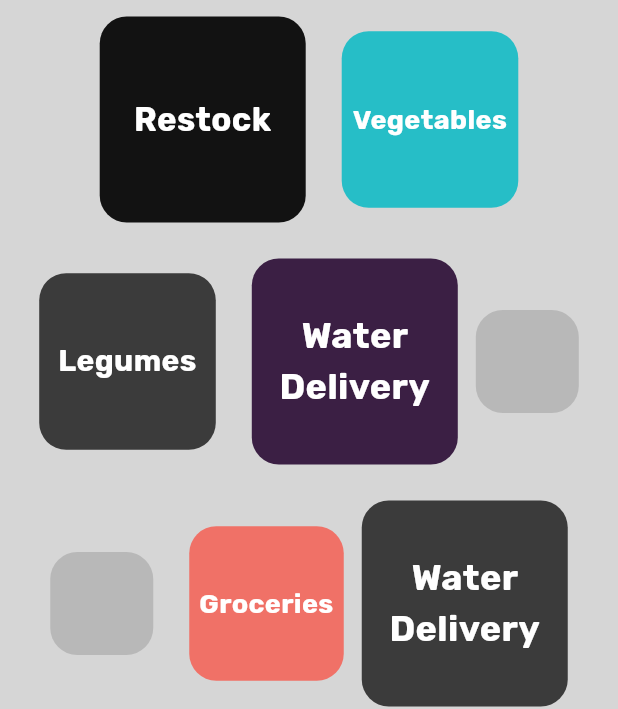
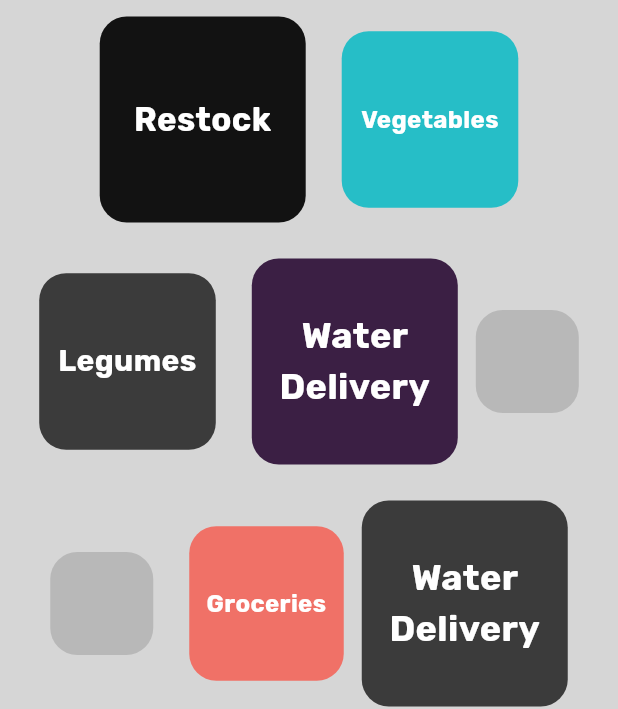
Before and after one commit to not-diba/kimu_foods, a Flutter app: the screen it shows after launch, item 2 of the bottom bar chosen, on a phone screen of 412 x 824 dp. Shown: the part 329-1038 px from the top of the screen. Run offline on Flutter 3.47's test engine with Material 2 defaults, Android fonts, the phone set to English and light mode, and no system bars; our stand-ins replace google_fonts, line_icons; network calls fail.

Commit message:
products page

```diff
--- a/lib/screens/products.dart
+++ b/lib/screens/products.dart
@@ -15,7 +15,7 @@ class _ProductsState extends State<Products> {
     final screenHeight = MediaQuery.of(context).size.height;
     final screenWidth = MediaQuery.of(context).size.width;
     return Padding(
-      padding: EdgeInsets.all(16),
+      padding: const EdgeInsets.all(16),
       child: SingleChildScrollView(
         scrollDirection: Axis.vertical,
         child: Column(
@@ -32,7 +32,7 @@ class _ProductsState extends State<Products> {
               ),
             ),
             Padding(
-              padding: EdgeInsets.only(top: 16),
+              padding: const EdgeInsets.only(top: 16),
               child: Column(
                 children: [
                   Row(
@@ -47,7 +47,7 @@ class _ProductsState extends State<Products> {
                         width: screenWidth / 6,
                         height: screenHeight / 12,
                       ),
-                      SizedBox(width: 24),
+                      const SizedBox(width: 24),
                       Container(
                         decoration: BoxDecoration(
                           borderRadius: BorderRadius.circular(18),
@@ -56,6 +56,8 @@ class _ProductsState extends State<Products> {
                         width: screenWidth / 3,
                         height: screenHeight / 6,
                         child: Center(
+                          child: Padding(
+                            padding: const EdgeInsets.all(8),
                             child: Text(
                               "Groceries",
                               textAlign: TextAlign.center,
@@ -67,7 +69,8 @@ class _ProductsState extends State<Products> {
                             ),
                           ),
                         ),
-                      SizedBox(width: 12),
+                      ),
+                      const SizedBox(width: 12),
                       Container(
                         decoration: BoxDecoration(
                           borderRadius: BorderRadius.circular(18),
@@ -76,6 +79,8 @@ class _ProductsState extends State<Products> {
                         width: screenWidth / 4,
                         height: screenHeight / 8,
                         child: Center(
+                          child: Padding(
+                            padding: const EdgeInsets.all(8),
                             child: Text(
                               "Teas",
                               textAlign: TextAlign.center,
@@ -87,9 +92,10 @@ class _ProductsState extends State<Products> {
                             ),
                           ),
                         ),
+                      ),
                     ],
                   ),
-                  SizedBox(height: 24),
+                  const SizedBox(height: 24),
                   Row(
                     mainAxisAlignment: MainAxisAlignment.center,
                     crossAxisAlignment: CrossAxisAlignment.center,
@@ -102,6 +108,8 @@ class _ProductsState extends State<Products> {
                         width: screenWidth / 3,
                         height: screenHeight / 6,
                         child: Center(
+                          child: Padding(
+                            padding: const EdgeInsets.all(8),
                             child: Text(
                               "Restock",
                               textAlign: TextAlign.center,
@@ -113,7 +121,8 @@ class _ProductsState extends State<Products> {
                             ),
                           ),
                         ),
-                      SizedBox(width: 24),
+                      ),
+                      const SizedBox(width: 24),
                       Container(
                         decoration: BoxDecoration(
                           borderRadius: BorderRadius.circular(18),
@@ -122,20 +131,23 @@ class _ProductsState extends State<Products> {
                         width: screenWidth / 3.5,
                         height: screenHeight / 7,
                         child: Center(
+                          child: Padding(
+                            padding: const EdgeInsets.all(8),
                             child: Text(
                               "Vegetables",
                               textAlign: TextAlign.center,
                               style: GoogleFonts.rubik(
-                              fontSize: 18,
+                                fontSize: 16,
                                 color: Colors.white,
                                 fontWeight: FontWeight.w700,
                               ),
                             ),
                           ),
                         ),
+                      ),
                     ],
                   ),
-                  SizedBox(height: 24),
+                  const SizedBox(height: 24),
                   Row(
                     mainAxisAlignment: MainAxisAlignment.center,
                     crossAxisAlignment: CrossAxisAlignment.center,
@@ -148,6 +160,8 @@ class _ProductsState extends State<Products> {
                         width: screenWidth / 3.5,
                         height: screenHeight / 7,
                         child: Center(
+                          child: Padding(
+                            padding: const EdgeInsets.all(8),
                             child: Text(
                               "Legumes",
                               textAlign: TextAlign.center,
@@ -159,7 +173,8 @@ class _ProductsState extends State<Products> {
                             ),
                           ),
                         ),
-                      SizedBox(width: 24),
+                      ),
+                      const SizedBox(width: 24),
                       Container(
                         decoration: BoxDecoration(
                           borderRadius: BorderRadius.circular(18),
@@ -168,6 +183,8 @@ class _ProductsState extends State<Products> {
                         width: screenWidth / 3,
                         height: screenHeight / 6,
                         child: Center(
+                          child: Padding(
+                            padding: const EdgeInsets.all(8),
                             child: Text(
                               "Water Delivery",
                               textAlign: TextAlign.center,
@@ -179,7 +196,8 @@ class _ProductsState extends State<Products> {
                             ),
                           ),
                         ),
-                      SizedBox(width: 12),
+                      ),
+                      const SizedBox(width: 12),
                       Container(
                         decoration: BoxDecoration(
                           borderRadius: BorderRadius.circular(18),
@@ -190,7 +208,7 @@ class _ProductsState extends State<Products> {
                       ),
                     ],
                   ),
-                  SizedBox(height: 24),
+                  const SizedBox(height: 24),
                   Row(
                     mainAxisAlignment: MainAxisAlignment.center,
                     crossAxisAlignment: CrossAxisAlignment.center,
@@ -203,7 +221,7 @@ class _ProductsState extends State<Products> {
                         width: screenWidth / 6,
                         height: screenHeight / 12,
                       ),
-                      SizedBox(width: 24),
+                      const SizedBox(width: 24),
                       Container(
                         decoration: BoxDecoration(
                           borderRadius: BorderRadius.circular(18),
@@ -212,18 +230,21 @@ class _ProductsState extends State<Products> {
                         width: screenWidth / 4,
                         height: screenHeight / 8,
                         child: Center(
+                          child: Padding(
+                            padding: const EdgeInsets.all(8),
                             child: Text(
                               "Groceries",
                               textAlign: TextAlign.center,
                               style: GoogleFonts.rubik(
-                              fontSize: 18,
+                                fontSize: 16,
                                 color: Colors.white,
                                 fontWeight: FontWeight.w700,
                               ),
                             ),
                           ),
                         ),
-                      SizedBox(width: 12),
+                      ),
+                      const SizedBox(width: 12),
                       Container(
                         decoration: BoxDecoration(
                           borderRadius: BorderRadius.circular(18),
@@ -232,6 +253,8 @@ class _ProductsState extends State<Products> {
                         width: screenWidth / 3,
                         height: screenHeight / 6,
                         child: Center(
+                          child: Padding(
+                            padding: const EdgeInsets.all(8),
                             child: Text(
                               "Water Delivery",
                               textAlign: TextAlign.center,
@@ -243,9 +266,10 @@ class _ProductsState extends State<Products> {
                             ),
                           ),
                         ),
+                      ),
                     ],
                   ),
-                  SizedBox(height: 24),
+                  const SizedBox(height: 24),
                   Row(
                     mainAxisAlignment: MainAxisAlignment.center,
                     crossAxisAlignment: CrossAxisAlignment.center,
@@ -258,6 +282,8 @@ class _ProductsState extends State<Products> {
                         width: screenWidth / 3,
                         height: screenHeight / 6,
                         child: Center(
+                          child: Padding(
+                            padding: const EdgeInsets.all(8),
                             child: Text(
                               "Groceries",
                               textAlign: TextAlign.center,
@@ -269,7 +295,8 @@ class _ProductsState extends State<Products> {
                             ),
                           ),
                         ),
-                      SizedBox(width: 12),
+                      ),
+                      const SizedBox(width: 12),
                       Container(
                         decoration: BoxDecoration(
                           borderRadius: BorderRadius.circular(18),
@@ -278,7 +305,7 @@ class _ProductsState extends State<Products> {
                         width: screenWidth / 6,
                         height: screenHeight / 12,
                       ),
-                      SizedBox(width: 24),
+                      const SizedBox(width: 24),
                       Container(
                         decoration: BoxDecoration(
                           borderRadius: BorderRadius.circular(18),
@@ -287,20 +314,23 @@ class _ProductsState extends State<Products> {
                         width: screenWidth / 4,
                         height: screenHeight / 8,
                         child: Center(
+                          child: Padding(
+                            padding: const EdgeInsets.all(8),
                             child: Text(
                               "Legumes",
                               textAlign: TextAlign.center,
                               style: GoogleFonts.rubik(
-                              fontSize: 20,
+                                fontSize: 18,
                                 color: Colors.white,
                                 fontWeight: FontWeight.w700,
                               ),
                             ),
                           ),
                         ),
+                      ),
                     ],
                   ),
-                  SizedBox(height: 100),
+                  const SizedBox(height: 100),
                 ],
               ),
             )
```
Lines whose indentation alone changed are shown as unchanged.
